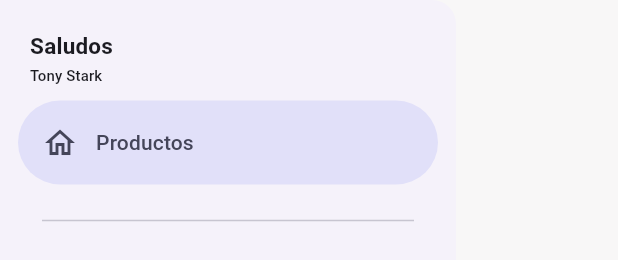
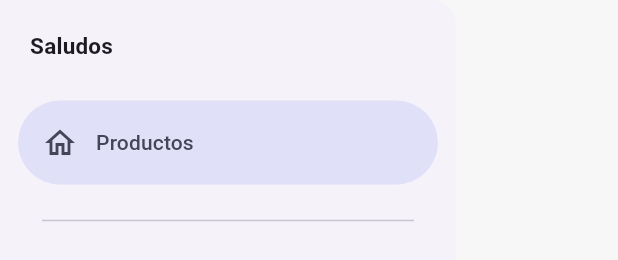
Before and after one commit to Williamparededl1/teslo_android, a Flutter app: the SideMenu widget shown alone on an empty page, opened directly with empty values, on a phone screen of 412 x 824 dp. Shown: the top 260 px of the screen. Run offline on Flutter 3.47's test engine with Material 3 defaults, Android fonts, the phone set to English and light mode, and no system bars; our stand-ins replace animate_do, dio, flutter_dotenv, flutter_riverpod, formz, go_router and 2 more; accounts and stored records are empty; project files that could hold a hidden picture were left out.

Commit message:
poner el nombre del usuario

```diff
--- a/lib/features/shared/widgets/side_menu.dart
+++ b/lib/features/shared/widgets/side_menu.dart
@@ -5,8 +5,9 @@ import 'package:teslo_android/features/shared/shared.dart';
 
 class SideMenu extends ConsumerStatefulWidget {
   final GlobalKey<ScaffoldState> scaffoldKey;
+  final String nombre;
 
-  const SideMenu({super.key, required this.scaffoldKey});
+  const SideMenu({super.key, required this.scaffoldKey, required this.nombre});
 
   @override
   SideMenuState createState() => SideMenuState();
@@ -39,7 +40,7 @@ class SideMenuState extends ConsumerState<SideMenu> {
           ),
           Padding(
             padding: const EdgeInsets.fromLTRB(20, 0, 16, 10),
-            child: Text('Tony Stark', style: textStyles.titleSmall),
+            child: Text(widget.nombre, style: textStyles.titleSmall),
           ),
           const NavigationDrawerDestination(
             icon: Icon(Icons.home_outlined),
```
Also changed, not shown: lib/features/products/presentation/screens/products_screen.dart (+6 -2 lines).
